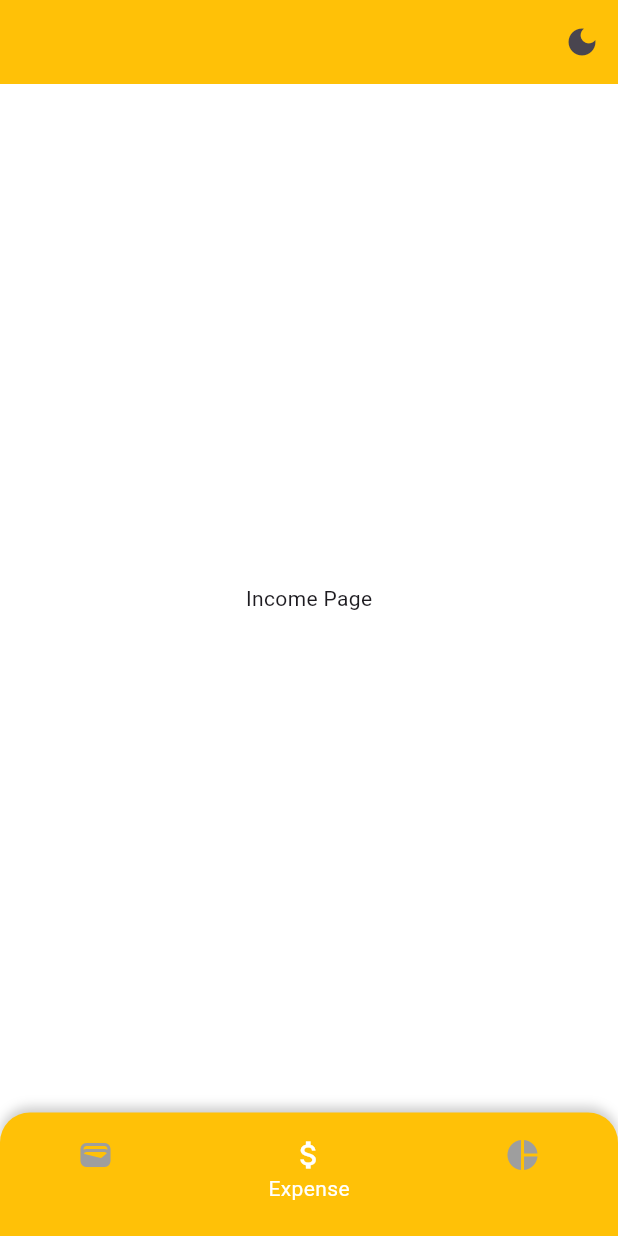
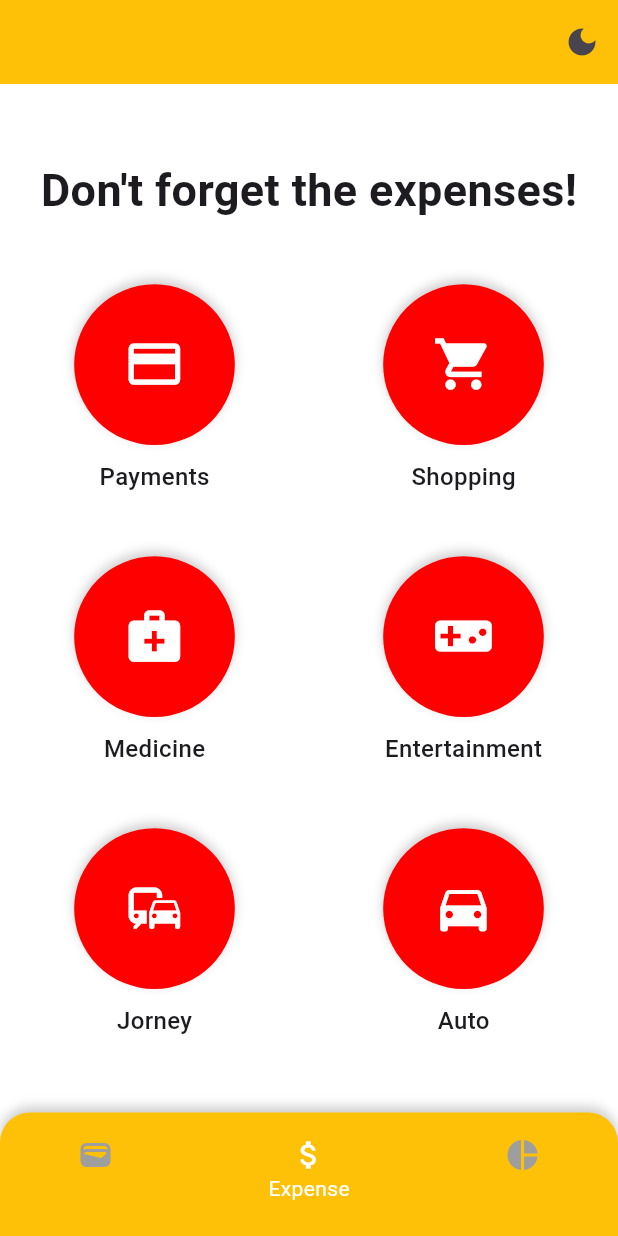
Before and after one commit to Yura-0/ItrackEr, a Flutter app: the screen it shows after launch, swiped to page 2, on a phone screen of 412 x 824 dp. Run offline on Flutter 3.47's test engine with Material 3 defaults, Android fonts, the light colour scheme and no system bars; our stand-ins replace drift, flutter_bloc, get_it, responsive_sizer, shared_preferences, sqlite3_flutter_libs; missing offline and left inert: sqlite3; accounts and stored records are empty; generated files the repository leaves out were written again.

Commit message:
add expensic UI

```diff
--- a/lib/features/home/home.dart
+++ b/lib/features/home/home.dart
@@ -4,6 +4,7 @@ import 'package:itracker/core/app/injector.dart';
 import 'package:itracker/features/transactions/income_page.dart';
 
 import '../../core/blocs/theme_bloc/theme_cubit.dart';
+import '../transactions/expense_page.dart';
 import 'botom_bar_widget.dart';
 
 class HomePage extends StatelessWidget {
@@ -33,7 +34,7 @@ class HomePage extends StatelessWidget {
         controller: pageController,
         children: const [
           IncomePage(),
-          Center(child: Text('Income Page')),
+          ExpensePage(),
           Center(child: Text('Expense Page')),
         ],
       ),
--- /dev/null
+++ b/lib/features/transactions/expense_page.dart
@@ -0,0 +1,145 @@
+import 'package:flutter/material.dart';
+import 'package:flutter_bloc/flutter_bloc.dart';
+import 'package:itracker/l10n/app_loc.dart';
+import 'package:responsive_sizer/responsive_sizer.dart';
+
+import '../../core/blocs/theme_bloc/theme_cubit.dart';
+import 'circle_widget.dart';
+
+class ExpensePage extends StatelessWidget {
+  const ExpensePage({super.key});
+
+   @override
+  Widget build(BuildContext context) {
+    return Center(
+      child: BlocBuilder<ThemeCubit, ThemeState>(
+        buildWhen: (previous, current) => previous != current,
+        builder: (context, state) {
+          return SingleChildScrollView(
+            child: Column(
+              mainAxisAlignment: MainAxisAlignment.start,
+              children: [
+
+                Text(
+                  context.loc.dont_forget_expenses,
+                  style: const TextStyle(
+                    fontSize: 30,
+                    fontWeight: FontWeight.bold,
+                  ),
+                ),
+                SizedBox(
+                  height: Adaptive.h(5),
+                ),
+                Row(
+                  mainAxisAlignment: MainAxisAlignment.spaceAround,
+                  children: [
+                    CircleWidget(
+                      name: context.loc.payments,
+                      color: state == ThemeState.light
+                          ? const Color.fromARGB(255, 255, 0, 0)
+                          : const Color.fromARGB(255, 185, 6, 6),
+                      icon: Icon(
+                        Icons.payment,
+                        color: Colors.white,
+                        size: Adaptive.h(5),
+                      ),
+                      width: Adaptive.h(13),
+                      height: Adaptive.h(13),
+                      onTap: () => {},
+                    ),
+                    CircleWidget(
+                      name: context.loc.shopping,
+                      color: state == ThemeState.light
+                          ? const Color.fromARGB(255, 255, 0, 0)
+                           : const Color.fromARGB(255, 185, 6, 6),
+                      icon: Icon(
+                        Icons.shopping_cart,
+                        color: Colors.white,
+                        size: Adaptive.h(5),
+                      ),
+                      width: Adaptive.h(13),
+                      height: Adaptive.h(13),
+                      onTap: () => {},
+                    ),
+                  ],
+                ),
+                SizedBox(
+                  height: Adaptive.h(5),
+                ),
+                Row(
+                  mainAxisAlignment: MainAxisAlignment.spaceAround,
+                  children: [
+                    CircleWidget(
+                      name: context.loc.medicine,
+                      color: state == ThemeState.light
+                          ? const Color.fromARGB(255, 255, 0, 0)
+                          : const Color.fromARGB(255, 185, 6, 6),
+                      icon: Icon(
+                        Icons.medical_services,
+                        color: Colors.white,
+                        size: Adaptive.h(5),
+                      ),
+                      width: Adaptive.h(13),
+                      height: Adaptive.h(13),
+                      onTap: () => {},
+                    ),
+                    CircleWidget(
+                      name: context.loc.entertainment,
+                      color: state == ThemeState.light
+                          ? const Color.fromARGB(255, 255, 0, 0)
+                          : const Color.fromARGB(255, 185, 6, 6),
+                      icon: Icon(
+                        Icons.videogame_asset,
+                        color: Colors.white,
+                        size: Adaptive.h(5),
+                      ),
+                      width: Adaptive.h(13),
+                      height: Adaptive.h(13),
+                      onTap: () => {},
+                    ),
+                  ],
+                ),
+                 SizedBox(
+                  height: Adaptive.h(5),
+                ),
+                 Row(
+                  mainAxisAlignment: MainAxisAlignment.spaceAround,
+                  children: [
+                    CircleWidget(
+                      name: context.loc.jorney,
+                      color: state == ThemeState.light
+                          ? const Color.fromARGB(255, 255, 0, 0)
+                          : const Color.fromARGB(255, 185, 6, 6),
+                      icon: Icon(
+                        Icons.commute,
+                        color: Colors.white,
+                        size: Adaptive.h(5),
+                      ),
+                      width: Adaptive.h(13),
+                      height: Adaptive.h(13),
+                      onTap: () => {},
+                    ),
+                    CircleWidget(
+                      name: context.loc.auto,
+                      color: state == ThemeState.light
+                          ? const Color.fromARGB(255, 255, 0, 0)
+                          : const Color.fromARGB(255, 185, 6, 6),
+                      icon: Icon(
+                        Icons.directions_car,
+                        color: Colors.white,
+                        size: Adaptive.h(5),
+                      ),
+                      width: Adaptive.h(13),
+                      height: Adaptive.h(13),
+                      onTap: () => {},
+                    ),
+                  ],
+                ),
+              ],
+            ),
+          );
+        },
+      ),
+    );
+  }
+}
--- a/lib/features/transactions/income_page.dart
+++ b/lib/features/transactions/income_page.dart
@@ -15,12 +15,13 @@ class IncomePage extends StatelessWidget {
       child: BlocBuilder<ThemeCubit, ThemeState>(
         buildWhen: (previous, current) => previous != current,
         builder: (context, state) {
-          return Column(
+          return SingleChildScrollView(
+            child: Column(
               mainAxisAlignment: MainAxisAlignment.start,
               children: [
-              SizedBox(
-                height: Adaptive.h(5),
-              ),
+                // SizedBox(
+                //   height: Adaptive.h(5),
+                // ),
                 Text(
                   context.loc.add_new_income,
                   style: const TextStyle(
@@ -29,7 +30,7 @@ class IncomePage extends StatelessWidget {
                   ),
                 ),
                 SizedBox(
-                height: Adaptive.h(10),
+                  height: Adaptive.h(5),
                 ),
                 CircleWidget(
                   name: context.loc.bank_storage,
@@ -82,6 +83,7 @@ class IncomePage extends StatelessWidget {
                   ],
                 ),
               ],
+            ),
           );
         },
       ),
--- a/lib/l10n/en.arb
+++ b/lib/l10n/en.arb
@@ -8,5 +8,12 @@
   "cash_storage" : "Cash storage",
   "bank_storage" : "Bank storage",
   "passive_income" : "Passive income",
-  "add_new_income" : "Add new income!"
+  "add_new_income" : "Add new income!",
+  "dont_forget_expenses" : "Don't forget the expenses!",
+  "payments" : "Payments",
+  "shopping" : "Shopping",
+  "entertainment" : "Entertainment",
+  "medicine" : "Medicine",
+  "jorney" : "Jorney",
+  "auto" : "Auto"
 }
--- a/lib/l10n/uk.arb
+++ b/lib/l10n/uk.arb
@@ -8,5 +8,12 @@
     "cash_storage": "Збереження у готівці",
     "bank_storage": "Банкове зберігання",
     "passive_income": "Пасивний дохід",
-    "add_new_income" : "Додай новий дохід!"
+    "add_new_income" : "Додай новий дохід!",
+    "dont_forget_expenses" : "Не забувайте про витрати!",
+    "payments" : "Платежі",
+    "shopping" : "Покупки",
+    "entertainment" : "Розваги",
+    "medicine" : "Медицина",
+    "jorney" : "Проїзд",
+    "auto" : "Авто"
 }
```
Lines whose indentation alone changed are shown as unchanged.
